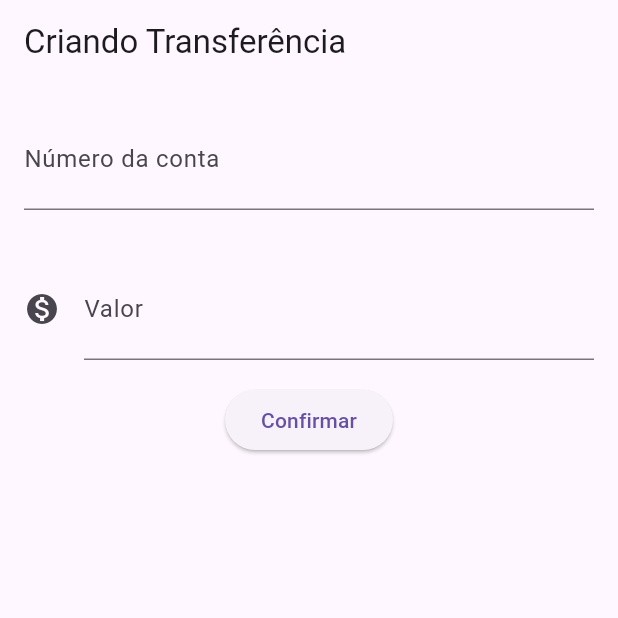
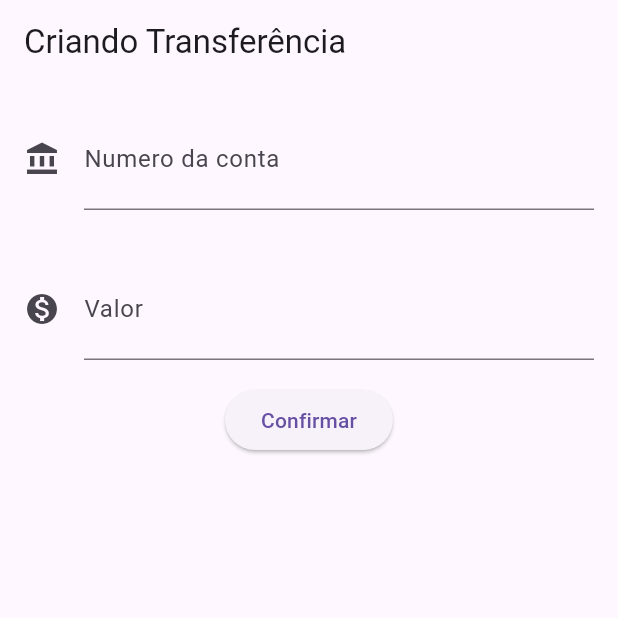
Before and after one commit to LeonardoVechieti/apps-flutter, a Flutter app: the screen it shows after launch, after a tap on "Confirmar", on a phone screen of 412 x 824 dp, the top half of it. Run offline on Flutter 3.47's test engine with Material 3 defaults, Android fonts, the phone set to English and light mode, and no system bars.

Commit message:
refactor: ajustes das classes

```diff
--- a/bytebank/lib/main.dart
+++ b/bytebank/lib/main.dart
@@ -16,46 +16,36 @@ class BytebankApp extends StatelessWidget {
 }
 
 class FormularioTransferencia extends StatelessWidget {
-  final TextEditingController _controladorCampoNumeroConta = TextEditingController();
-  final TextEditingController _controladorCampoValor = TextEditingController();
 
-  FormularioTransferencia({super.key});
+  final TextEditingController controladorCampoNumeroConta =
+  TextEditingController();
+  final TextEditingController controladorCampoValor =
+  TextEditingController();
 
   @override
   Widget build(BuildContext context) {
     return Scaffold(
-      appBar: AppBar(title: const Text('Criando Transferência'),),
+      appBar: AppBar(
+        title: Text('Criando Transferência'),
+      ),
       body: Column(
         children: <Widget>[
-           Padding(
-            padding: const EdgeInsets.all(16.0),
-            child: TextField(
-              style: const TextStyle(fontSize: 24.0),
-              decoration: const InputDecoration(
-                labelText: 'Número da conta',
-                hintText: '0000',
-              ),
-              controller: _controladorCampoNumeroConta,
-              keyboardType: TextInputType.number,
-            ),
+          Editor(
+            controlador: controladorCampoNumeroConta,
+            rotulo: 'Numero da conta',
+            dica: '0000',
+            icone: Icons.account_balance,
           ),
-          Padding(
-            padding: const EdgeInsets.all(16.0),
-            child: TextField(
-              style: const TextStyle(fontSize: 24.0),
-              decoration: const InputDecoration(
-                icon: Icon(Icons.monetization_on),
-                labelText: 'Valor',
-                hintText: '0.00',
-              ),
-              controller: _controladorCampoValor,
-              keyboardType: TextInputType.number,
-            ),
+          Editor(
+            controlador: controladorCampoValor,
+            rotulo: 'Valor',
+            dica: '0.00',
+            icone: Icons.monetization_on,
           ),
           ElevatedButton(
             onPressed: () {
-              final int? numeroConta = int.tryParse(_controladorCampoNumeroConta.text);
-              final double? valor = double.tryParse(_controladorCampoValor.text);
+              final int? numeroConta = int.tryParse(controladorCampoNumeroConta.text);
+              final double? valor = double.tryParse(controladorCampoValor.text);
               if (numeroConta != null && valor != null) {
                 final transferenciaCriada = Transferencia(valor, numeroConta);
                 debugPrint('$transferenciaCriada');
@@ -64,6 +54,35 @@ class FormularioTransferencia extends StatelessWidget {
             child: const Text('Confirmar'),
           ),
         ],
+      ),
+    );
+  }
+}
+
+class Editor extends StatelessWidget {
+
+  final TextEditingController controlador;
+  final String rotulo;
+  final String dica;
+  final IconData icone;
+
+  Editor({required this.controlador, required this.rotulo, required this.dica, required this.icone});
+
+  @override
+  Widget build(BuildContext context) {
+    return  Padding(
+      padding: const EdgeInsets.all(16.0),
+      child: TextField(
+        controller: controlador,
+        style: TextStyle(
+          fontSize: 24.0,
+        ),
+        decoration: InputDecoration(
+          icon: icone != null ? Icon(icone) : null,
+          labelText: rotulo,
+          hintText: dica,
+        ),
+        keyboardType: TextInputType.number,
       ),
     );
   }
```
